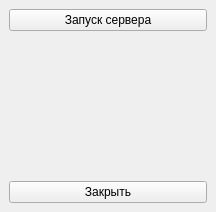
First picture: the form in src/VMTD/MainWindow.ui, repository ekushko/qt-vxlan-mtd-old, before the edit.
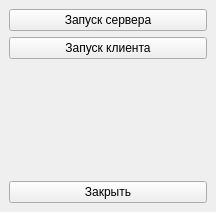
Second picture: the form after the edit.

The edit to the form file:
```diff
--- a/src/VMTD/MainWindow.ui
+++ b/src/VMTD/MainWindow.ui
@@ -22,6 +22,13 @@
       </property>
      </widget>
     </item>
+    <item>
+     <widget class="QPushButton" name="pbCreateClient">
+      <property name="text">
+       <string>Запуск клиента</string>
+      </property>
+     </widget>
+    </item>
     <item>
      <spacer name="_1">
       <property name="orientation">
```
